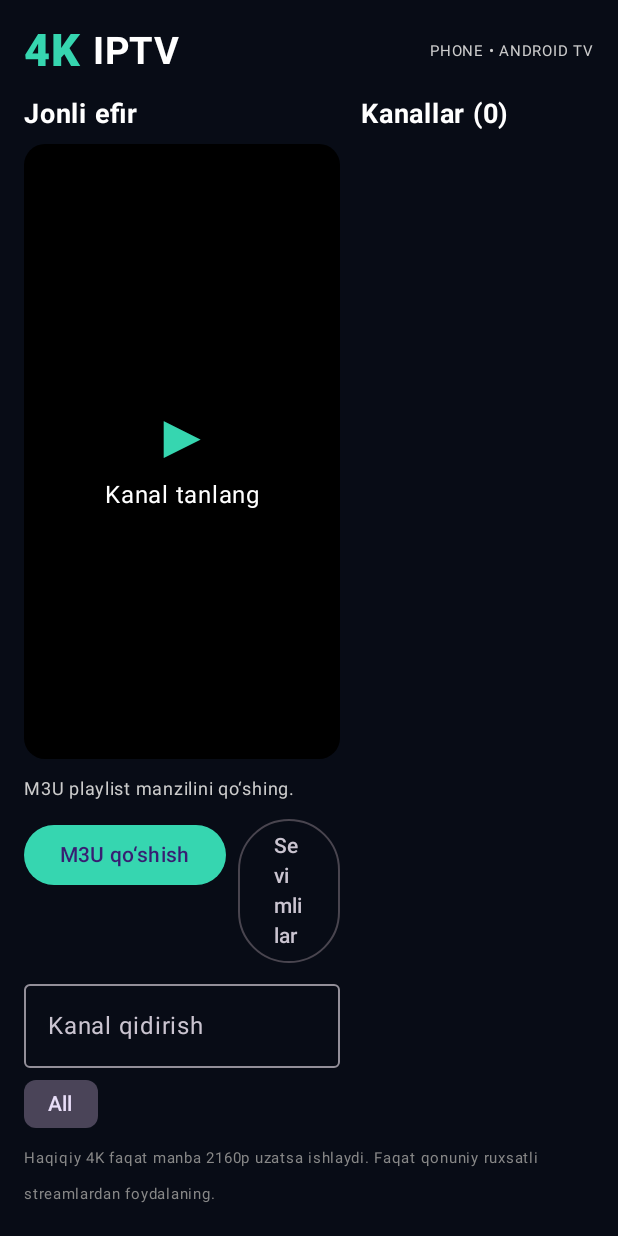
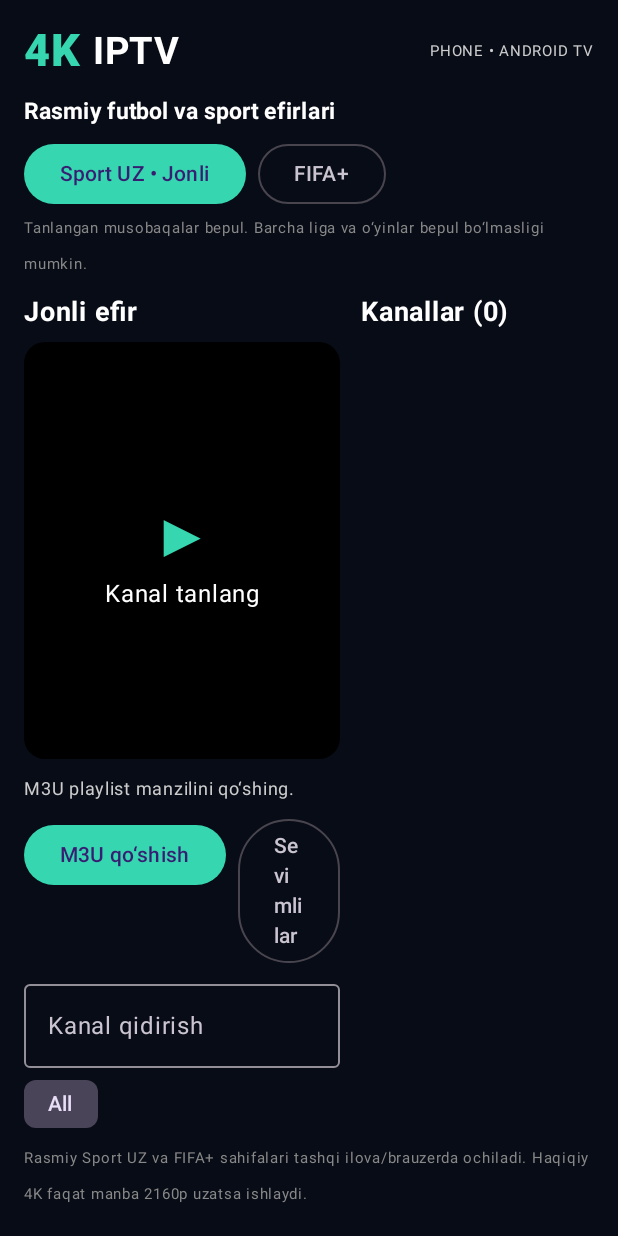
Before and after one commit to toxa0111/4k-Iptv, an Android app built with Jetpack Compose: the screen it shows after launch (MainActivity), on a phone screen of 412 x 824 dp. Run offline under Robolectric (Android 15) with nearby library versions, the phone set to English and light mode, and no system bars.

Commit message:
Add official football and sports viewing links

```diff
--- a/app/src/main/java/uz/toxa/iptv/MainActivity.kt
+++ b/app/src/main/java/uz/toxa/iptv/MainActivity.kt
@@ -1,6 +1,7 @@
 package uz.toxa.iptv
 
 import android.net.Uri
+import android.content.Intent
 import android.os.Bundle
 import androidx.activity.ComponentActivity
 import androidx.activity.compose.setContent
@@ -81,7 +82,21 @@ private fun IptvApp() {
                     Spacer(Modifier.weight(1f))
                     Text("PHONE • ANDROID TV", color = Color.LightGray, fontSize = 10.sp)
                 }
-                Spacer(Modifier.height(12.dp))
+                Spacer(Modifier.height(10.dp))
+                Text("Rasmiy futbol va sport efirlari", color = Color.White, fontWeight = FontWeight.Bold, fontSize = 15.sp)
+                Spacer(Modifier.height(6.dp))
+                Row(horizontalArrangement = Arrangement.spacedBy(8.dp)) {
+                    Button(onClick = {
+                        val intent = Intent(Intent.ACTION_VIEW, Uri.parse("https://uzvision.tv/en/channel/sport_uz"))
+                        context.startActivity(intent)
+                    }) { Text("Sport UZ • Jonli") }
+                    OutlinedButton(onClick = {
+                        val intent = Intent(Intent.ACTION_VIEW, Uri.parse("https://www.fifa.com/fifaplus"))
+                        context.startActivity(intent)
+                    }) { Text("FIFA+") }
+                }
+                Text("Tanlangan musobaqalar bepul. Barcha liga va o‘yinlar bepul bo‘lmasligi mumkin.", color = Color.Gray, fontSize = 10.sp)
+                Spacer(Modifier.height(8.dp))
                 Row(Modifier.weight(1f), horizontalArrangement = Arrangement.spacedBy(14.dp)) {
                     Column(Modifier.weight(1.15f)) {
                         Text("Jonli efir", color = Color.White, fontSize = 18.sp, fontWeight = FontWeight.Bold)
@@ -151,7 +166,7 @@ private fun IptvApp() {
                         }
                     }
                 }
-                Text("Haqiqiy 4K faqat manba 2160p uzatsa ishlaydi. Faqat qonuniy ruxsatli streamlardan foydalaning.", color = Color.Gray, fontSize = 10.sp)
+                Text("Rasmiy Sport UZ va FIFA+ sahifalari tashqi ilova/brauzerda ochiladi. Haqiqiy 4K faqat manba 2160p uzatsa ishlaydi.", color = Color.Gray, fontSize = 10.sp)
             }
         }
     }
```
